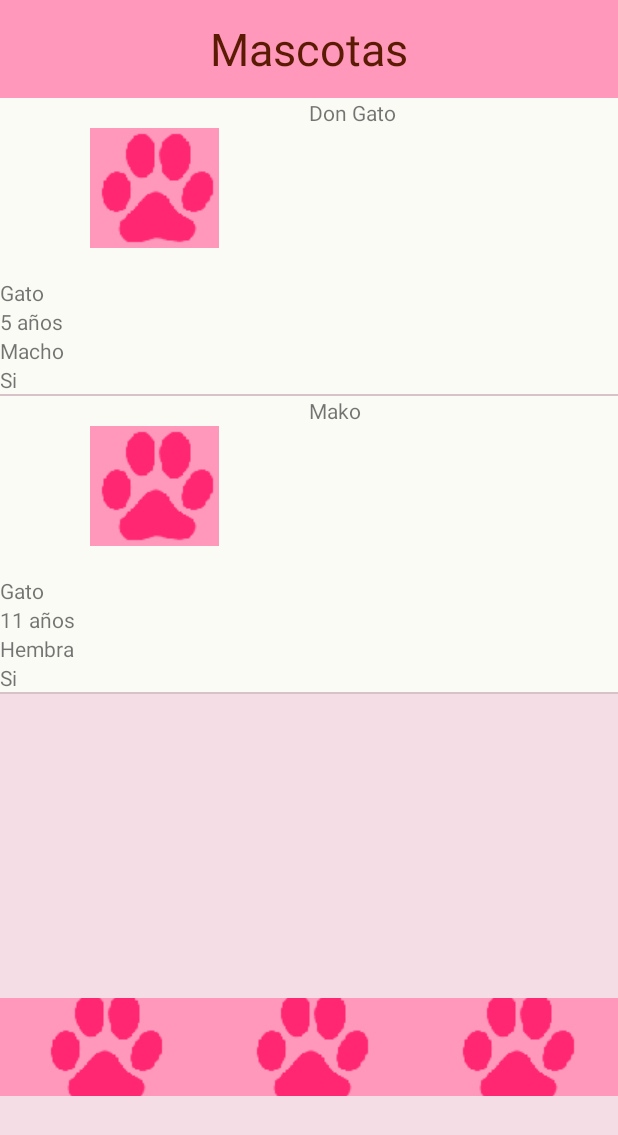
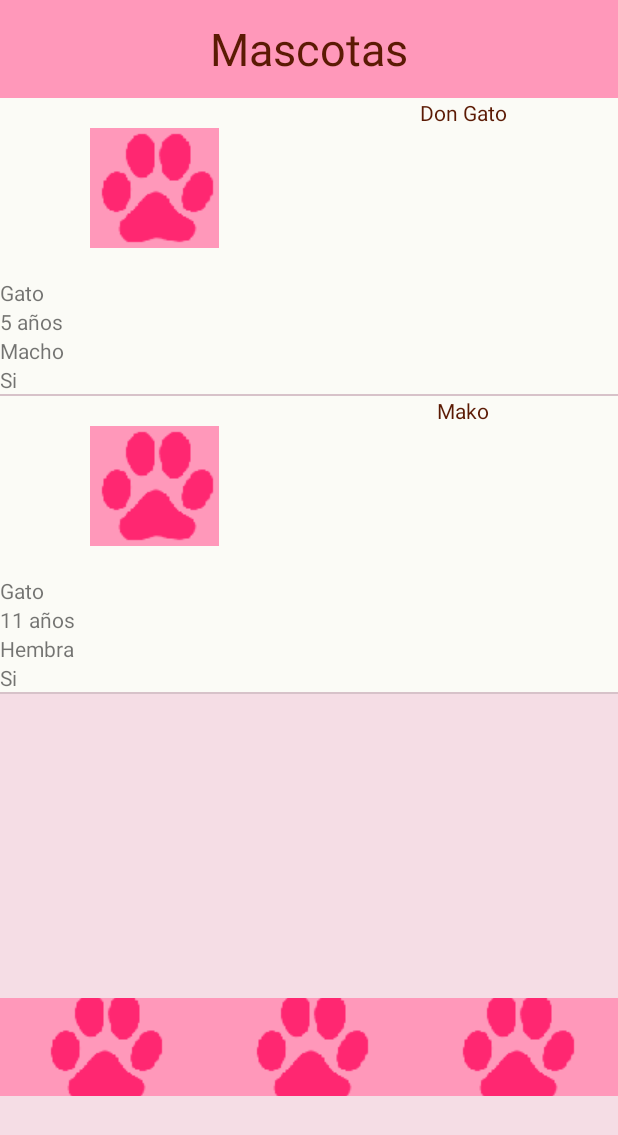
Before and after one commit to FrumpleQuest/AppsMoviles, an Android app: the screen it shows after launch (MainActivity), on a phone screen of 412 x 824 dp. Shown: the top 1135 px of the screen. Run offline under Robolectric (Android 15) with nearby library versions, the light colour scheme and no system bars.

Commit message:
Se comento las lineas del Eric en el MainActivity

```diff
--- a/app/src/main/java/com/example/appsmoviles/MainActivity.java
+++ b/app/src/main/java/com/example/appsmoviles/MainActivity.java
@@ -44,14 +44,14 @@ public class MainActivity extends AppCompatActivity {
         setContentView(R.layout.perfil_mascotas);
 
         //loadData();
-
+/*Linea del Eric
         tv1 = (TextView)findViewById(R.id.tv1);
         rv1 = (ListView)findViewById(R.id.rv1);
 
 
         ArrayAdapter <String> adapter = new ArrayAdapter<String>(this, R.layout.list_item_recordatorio, recordatorios);
         rv1.setAdapter(adapter);
-
+*/
 
 
 
--- a/app/src/main/res/layout/item_listview.xml
+++ b/app/src/main/res/layout/item_listview.xml
@@ -2,8 +2,10 @@
 <LinearLayout xmlns:android="http://schemas.android.com/apk/res/android"
     android:layout_width="match_parent"
     android:layout_height="190sp"
-    android:background="#fbfbf6"
-    android:orientation="vertical">
+    xmlns:app="http://schemas.android.com/apk/res-auto"
+    android:layout_margin="10sp"
+    android:orientation="vertical"
+    android:background="#fbfbf6">
     <LinearLayout
         android:layout_width="match_parent"
         android:layout_height="match_parent"
@@ -21,7 +23,8 @@
         android:layout_width="match_parent"
         android:layout_height="match_parent"
         android:layout_weight="1"
-            android:text="Nombre"
+            android:textAlignment="center"
+            android:textColor="#5b1a04"
             />
     </LinearLayout>
     <LinearLayout
```
